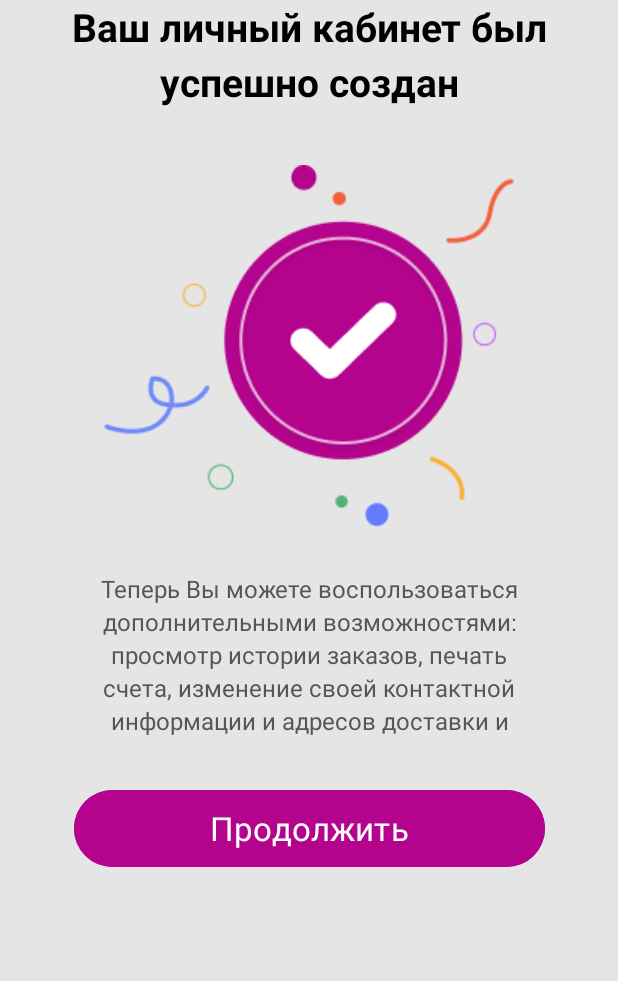
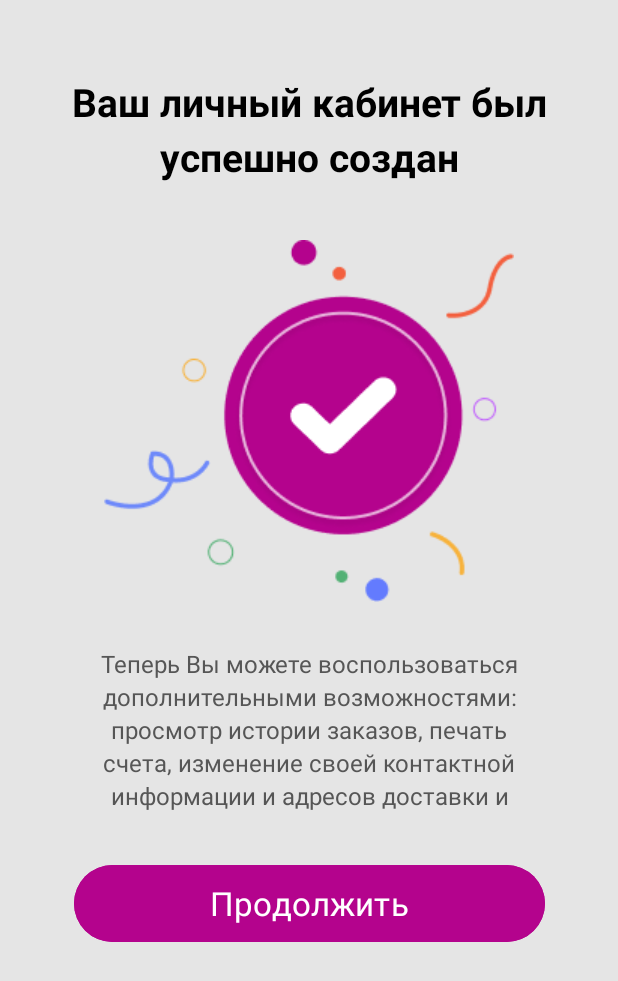
Before and after one commit to UniH0w/ShopSmartphoneApp, an Android app: the FragmentRegisterOk screen opened through its navigation route, on a phone screen of 412 x 824 dp. Shown: the top 981 px of the screen. Run offline under Robolectric (Android 15) with nearby library versions, the phone set to English and light mode, and no system bars; our stand-ins replace navigation-ui.

Commit message:
add order

```diff
--- a/ShopSmartphone/app/src/main/java/com/example/shopsmartphone/presentation/resistration/FragmentRegister.kt
+++ b/ShopSmartphone/app/src/main/java/com/example/shopsmartphone/presentation/resistration/FragmentRegister.kt
@@ -97,5 +97,4 @@ class FragmentRegister: BaseFragment() {
                 )
             }
         }
-
     }
--- a/ShopSmartphone/app/src/main/res/layout/fragment_basket.xml
+++ b/ShopSmartphone/app/src/main/res/layout/fragment_basket.xml
@@ -32,7 +32,7 @@ android:background="@color/back"
     <androidx.recyclerview.widget.RecyclerView
         android:id="@+id/recyclerViewProduct"
         android:layout_width="match_parent"
-        android:layout_height="584dp"
+        android:layout_height="588dp"
         android:layout_marginTop="60dp"
         app:layoutManager="androidx.recyclerview.widget.LinearLayoutManager"
         app:layout_constraintTop_toBottomOf="@+id/imageButton2"
--- a/ShopSmartphone/app/src/main/res/layout/fragment_register_ok.xml
+++ b/ShopSmartphone/app/src/main/res/layout/fragment_register_ok.xml
@@ -6,6 +6,7 @@
     android:background="@color/back">
 
     <TextView
+        android:layout_marginTop="50dp"
         android:id="@+id/textView5"
         android:layout_width="wrap_content"
         android:layout_height="wrap_content"
--- a/ShopSmartphone/app/src/main/res/navigation/basket_graph.xml
+++ b/ShopSmartphone/app/src/main/res/navigation/basket_graph.xml
@@ -17,5 +17,16 @@
         <action
             android:id="@+id/action_basketGraph_to_accountGraph"
             app:destination="@+id/account_graph"/>
+        <action
+            android:id="@+id/action_fragmentBasket2_to_fragmentOrder"
+            app:destination="@id/fragmentOrder" />
+    </fragment>
+    <fragment
+        android:id="@+id/fragmentOrder"
+        android:name="com.example.shopsmartphone.presentation.basket.order.FragmentOrder"
+        android:label="FragmentOrder" >
+        <action
+            android:id="@+id/action_fragmentOrder_to_fragmentBasket2"
+            app:destination="@id/fragmentBasket2" />
     </fragment>
 </navigation>
--- a/ShopSmartphone/data/src/main/java/com/example/data/storage/ShopApi.kt
+++ b/ShopSmartphone/data/src/main/java/com/example/data/storage/ShopApi.kt
@@ -56,6 +56,10 @@ interface ShopApi {
         @Query("id") idCard: String,
         @Header("Authorization")  token: String): Call<Product>
 
+    @POST("v1/products/remove/favorite/all")
+    fun basketRemoveAll(@Header("Authorization")  token: String): Call<Product>
+
+
     @POST("v1/products/create/favorite")
     fun favoriteCreate(
         @Query("id") idFavorite: String,
@@ -69,4 +73,6 @@ interface ShopApi {
     fun favoriteRemove(
         @Query("id") idFavorite: String,
         @Header("Authorization")  token: String): Call<Product>
+
+
 }
--- /dev/null
+++ b/ShopSmartphone/domain/src/main/java/com/example/domain/models/product/CartItem.kt
@@ -0,0 +1,3 @@
+package com.example.domain.models.product
+
+data class CartItem (var product: Product, var quantity: Int = 0)
```
Also changed, not shown: ShopSmartphone/app/src/main/java/com/example/shopsmartphone/presentation/basket/AdapterFragmentBasket.kt (+11 -0 lines), ShopSmartphone/app/src/main/java/com/example/shopsmartphone/presentation/basket/FragmentBasket.kt (+37 -0 lines), ShopSmartphone/app/src/main/java/com/example/shopsmartphone/presentation/basket/order/FragmentOrder.kt (added, +28 -0 lines), ShopSmartphone/app/src/main/res/layout/fragment_order.xml (added, +45 -0 lines), ShopSmartphone/app/src/main/res/drawable/ic_order_ok.png (added).
